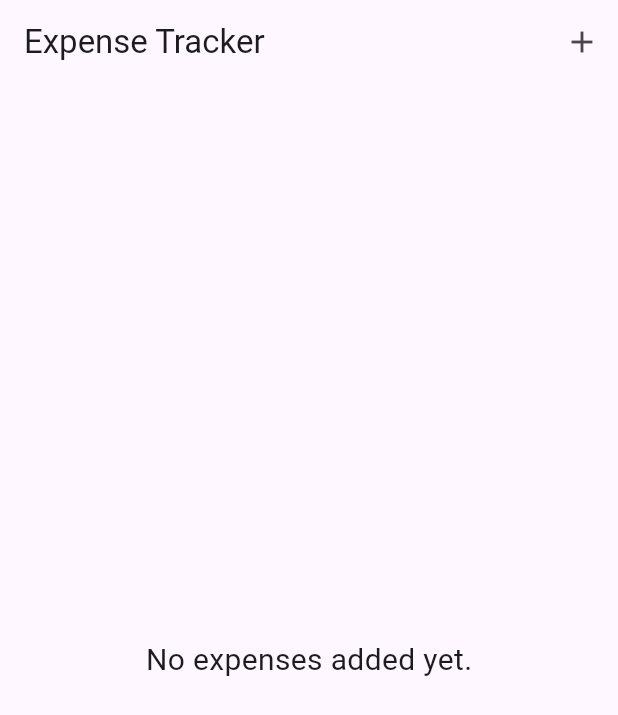
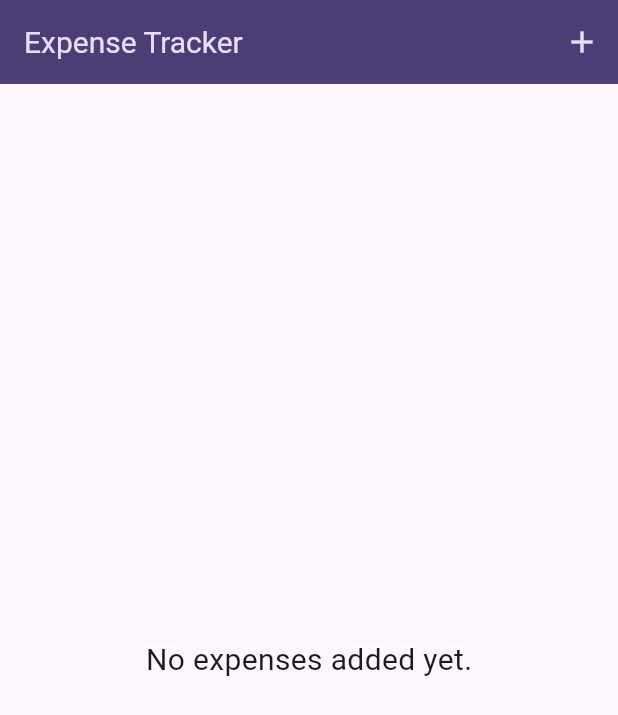
Before and after one commit to Satin3737/flutter_expense_tracker_app, a Flutter app: the screen it shows after launch, on a phone screen of 412 x 824 dp. Shown: the top 715 px of the screen. Run offline on Flutter 3.47's test engine with Material 3 defaults, Android fonts, the phone set to English and light mode, and no system bars.

Commit message:
Added basic theming

```diff
--- a/lib/main.dart
+++ b/lib/main.dart
@@ -5,14 +5,46 @@ void main() {
   runApp(const App());
 }
 
+var kColorScheme = ColorScheme.fromSeed(
+  seedColor: const Color.fromARGB(255, 96, 59, 181),
+);
+
+var kDarkColorScheme = ColorScheme.fromSeed(
+  brightness: Brightness.dark,
+  seedColor: const Color.fromARGB(255, 5, 99, 125),
+);
+
 class App extends StatelessWidget {
   const App({super.key});
 
   @override
   Widget build(BuildContext context) {
-    return const MaterialApp(
+    return MaterialApp(
+      theme: ThemeData().copyWith(
+        colorScheme: kColorScheme,
+        appBarTheme: const AppBarTheme().copyWith(
+          backgroundColor: kColorScheme.onPrimaryContainer,
+          foregroundColor: kColorScheme.primaryContainer,
+        ),
+        cardTheme: const CardTheme().copyWith(
+          color: kColorScheme.secondaryContainer,
+        ),
+        textTheme: ThemeData().textTheme.copyWith(
+              titleLarge: TextStyle(
+                fontSize: 20,
+                fontWeight: FontWeight.normal,
+                color: kColorScheme.onSecondaryContainer,
+              ),
+            ),
+      ),
+      darkTheme: ThemeData.dark().copyWith(
+        colorScheme: kDarkColorScheme,
+        cardTheme: const CardTheme().copyWith(
+          color: kDarkColorScheme.secondaryContainer,
+        ),
+      ),
       title: 'Expense Tracker',
-      home: Expenses(),
+      home: const Expenses(),
     );
   }
 }
--- a/lib/new_expense.dart
+++ b/lib/new_expense.dart
@@ -18,7 +18,7 @@ class NewExpense extends StatefulWidget {
 class _NewExpenseState extends State<NewExpense> {
   final _titleController = TextEditingController();
   final _amountController = TextEditingController();
-  DateTime? _selectedDate;
+  DateTime? _selectedDate = DateTime.now();
   Category _selectedCategory = Category.leisure;
 
   void _presentDatePicker() async {
--- a/lib/widgets/expenses.dart
+++ b/lib/widgets/expenses.dart
@@ -59,12 +59,15 @@ class _ExpensesState extends State<Expenses> {
         ],
         title: const Text('Expense Tracker'),
       ),
-      body: Column(
-        children: [
-          Expanded(
-            child: content,
-          ),
-        ],
+      body: Container(
+        padding: const EdgeInsets.symmetric(horizontal: 8),
+        child: Column(
+          children: [
+            Expanded(
+              child: content,
+            ),
+          ],
+        ),
       ),
     );
   }
--- a/lib/widgets/expenses_list/expense_item.dart
+++ b/lib/widgets/expenses_list/expense_item.dart
@@ -12,15 +12,13 @@ class ExpenseItem extends StatelessWidget {
       child: Padding(
         padding: const EdgeInsets.symmetric(horizontal: 16, vertical: 8),
         child: Column(
+          spacing: 8,
           crossAxisAlignment: CrossAxisAlignment.start,
           children: [
             Text(
               expense.title,
-              style: const TextStyle(
-                fontSize: 18,
-              ),
+              style: Theme.of(context).textTheme.titleLarge,
             ),
-            SizedBox(height: 8),
             Row(
               mainAxisAlignment: MainAxisAlignment.spaceBetween,
               children: [
--- a/lib/widgets/expenses_list/expenses_list.dart
+++ b/lib/widgets/expenses_list/expenses_list.dart
@@ -19,6 +19,11 @@ class ExpensesList extends StatelessWidget {
       itemBuilder: (ctx, index) => Dismissible(
         key: ValueKey(expenses[index]),
         onDismissed: (_) => removeExpense(expenses[index]),
+        background: Container(
+          color: Theme.of(context).colorScheme.error,
+          alignment: Alignment.centerRight,
+          child: const Icon(Icons.delete, color: Colors.white, size: 32),
+        ),
         child: ExpenseItem(expenses[index]),
       ),
     );
```
